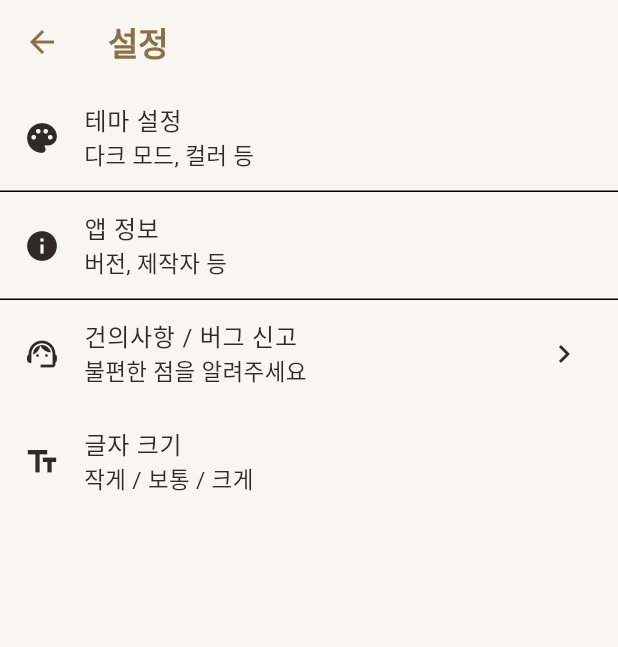
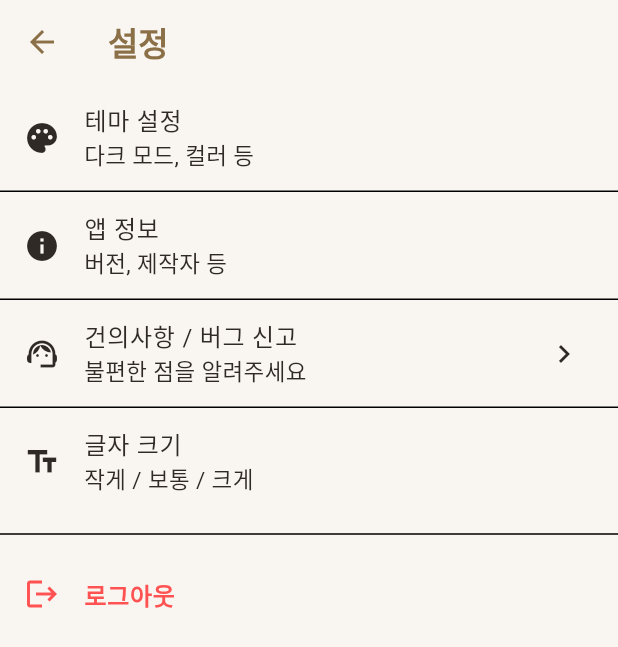
Before and after one commit to wo2young/picture, a Flutter app: the SettingsPage screen opened by its route, on a phone screen of 412 x 824 dp. Shown: the top 647 px of the screen. Run offline on Flutter 3.47's test engine with Material 3 defaults, Android fonts, the phone set to English and light mode, and no system bars; our stand-ins replace image_picker, shared_preferences; accounts and stored records are empty; network calls fail; Roboto replaces fonts that are missing (Pretendard); statements that could not run were skipped.

Commit message:
Add files via upload

```diff
--- a/frontend/lib/pages/settings/settings_page.dart
+++ b/frontend/lib/pages/settings/settings_page.dart
@@ -1,17 +1,29 @@
 // lib/pages/settings/settings_page.dart
 import 'package:flutter/material.dart';
+import 'package:shared_preferences/shared_preferences.dart';
+
+import 'package:family_app/pages/auth/auth_gate.dart'; // ✅ 추가
 import 'package:family_app/pages/feedback/feedback_list_page.dart';
 import 'package:family_app/pages/settings/font_size_sheet.dart';
 
-/// ============================================================================
-/// SettingsPage
-/// ----------------------------------------------------------------------------
-/// 설정 화면
-/// - 아직 대부분은 UI만 존재 (기능은 단계적으로 추가)
-/// - 부모님 테스트 후 필요한 기능만 선별해서 구현 예정
-/// ============================================================================
 class SettingsPage extends StatelessWidget {
   const SettingsPage({super.key});
+
+  // -----------------------------
+  // 로그아웃 처리
+  // -----------------------------
+  Future<void> _logout(BuildContext context) async {
+    final prefs = await SharedPreferences.getInstance();
+    await prefs.remove('access_token');
+
+    if (!context.mounted) return;
+
+    // ✅ AuthGate로 이동 (로그인 분기 재평가)
+    Navigator.of(context).pushAndRemoveUntil(
+      MaterialPageRoute(builder: (_) => const AuthGate()),
+          (_) => false,
+    );
+  }
 
   @override
   Widget build(BuildContext context) {
@@ -21,33 +33,22 @@ class SettingsPage extends StatelessWidget {
       ),
       body: ListView(
         children: [
-          // ------------------------------------------------------------------
-          // 테마 설정 (추후 다크 모드 / 색상 옵션)
-          // ------------------------------------------------------------------
           _toggleTile(
             icon: Icons.palette,
             title: '테마 설정',
             subtitle: '다크 모드, 컬러 등',
-            onTap: null, // 아직 미구현
+            onTap: null,
           ),
-
           const Divider(height: 0),
 
-          // ------------------------------------------------------------------
-          // 앱 정보
-          // ------------------------------------------------------------------
           _toggleTile(
             icon: Icons.info,
             title: '앱 정보',
             subtitle: '버전, 제작자 등',
-            onTap: null, // 아직 미구현
+            onTap: null,
           ),
-
           const Divider(height: 0),
 
-          // ------------------------------------------------------------------
-          // ⭐ 건의사항 / 버그 신고
-          // ------------------------------------------------------------------
           _toggleTile(
             icon: Icons.support_agent,
             title: '건의사항 / 버그 신고',
@@ -60,6 +61,9 @@ class SettingsPage extends StatelessWidget {
               );
             },
           ),
+
+          const Divider(height: 0),
+
           ListTile(
             leading: const Icon(Icons.text_fields),
             title: const Text('글자 크기'),
@@ -71,12 +75,28 @@ class SettingsPage extends StatelessWidget {
               );
             },
           ),
+
+          const Divider(height: 24),
+
+          // ==========================
+          // 🔥 로그아웃
+          // ==========================
+          ListTile(
+            leading: const Icon(Icons.logout, color: Colors.redAccent),
+            title: const Text(
+              '로그아웃',
+              style: TextStyle(
+                color: Colors.redAccent,
+                fontWeight: FontWeight.bold,
+              ),
+            ),
+            onTap: () => _logout(context),
+          ),
         ],
       ),
     );
   }
 
-  // 공통 ListTile 위젯
   Widget _toggleTile({
     required IconData icon,
     required String title,
@@ -87,9 +107,7 @@ class SettingsPage extends StatelessWidget {
       leading: Icon(icon),
       title: Text(title),
       subtitle: Text(subtitle),
-      trailing: onTap != null
-          ? const Icon(Icons.chevron_right)
-          : null,
+      trailing: onTap != null ? const Icon(Icons.chevron_right) : null,
       onTap: onTap,
     );
   }
```
